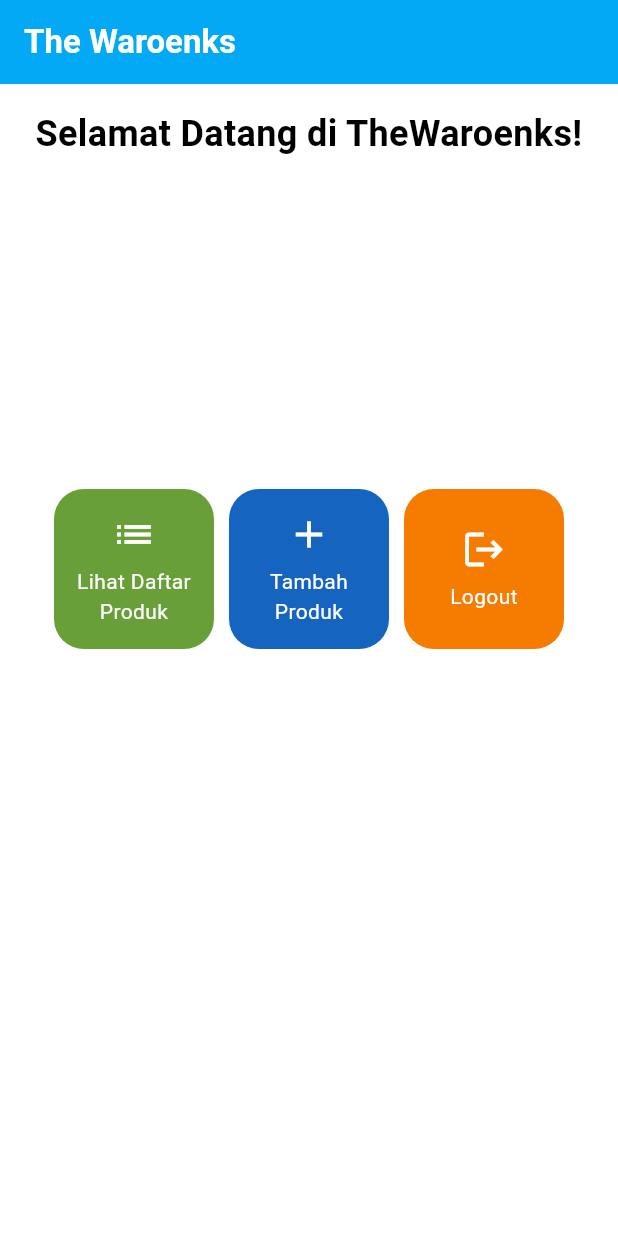
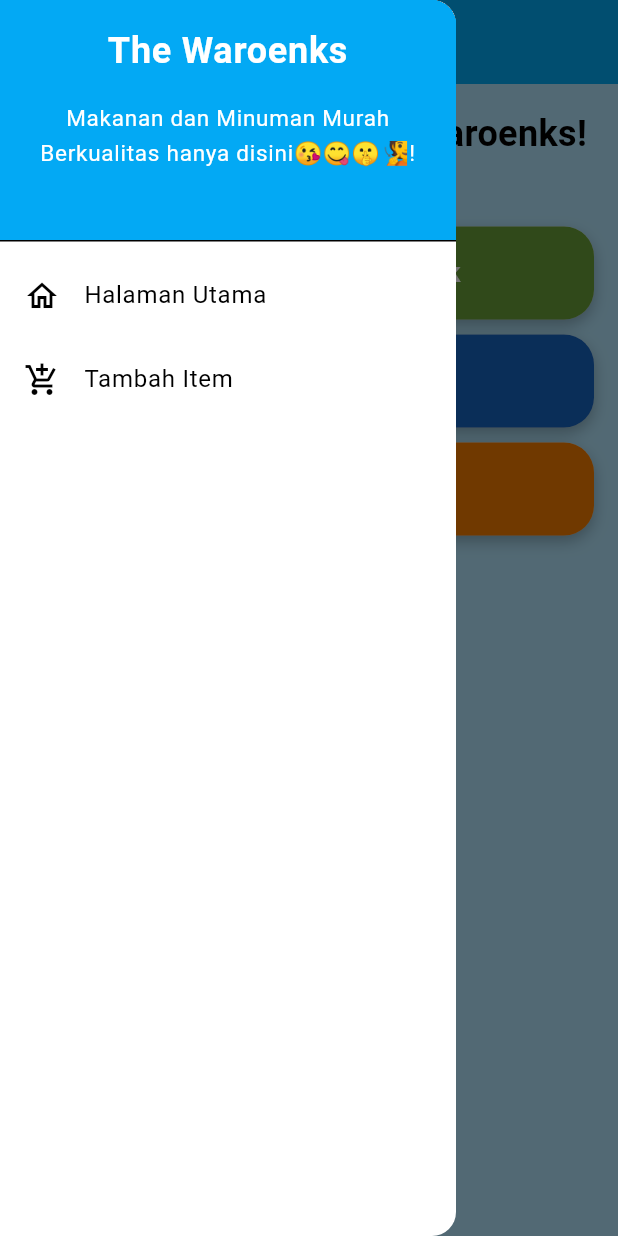
Before and after one commit to Faridhsbi/the-waroenks-mobile, a Flutter app: the screen it shows after launch, with the side drawer open (before the commit the screen has no drawer), on a phone screen of 412 x 824 dp. Run offline on Flutter 3.47's test engine with Material 3 defaults, Android fonts, the phone set to English and light mode, and no system bars.

Commit message:
feat: Finished Tugas 8

```diff
--- a/lib/main.dart
+++ b/lib/main.dart
@@ -1,5 +1,5 @@
 import 'package:flutter/material.dart';
-import 'package:the_waroenks/menu.dart';
+import 'package:the_waroenks/screens/menu.dart';
 void main() {
   runApp(const MyApp());
 }
@@ -31,8 +31,11 @@
       colorScheme: ColorScheme.fromSwatch(
             primarySwatch: Colors.lightBlue,
       ).copyWith(secondary: Colors.lightBlue[600]),
+
+      scaffoldBackgroundColor: Colors.lightBlue[100], // Set background color
       ),
       home: MyHomePage(),
+      debugShowCheckedModeBanner: false
     );
   }
 }
--- a/lib/menu.dart
+++ /dev/null
@@ -1,111 +0,0 @@
-import 'package:flutter/material.dart';
-
-class MyHomePage extends StatelessWidget {
-  MyHomePage({super.key});
-
-  final List<ItemHomepage> items = [
-    ItemHomepage("Lihat Daftar Produk", Icons.list, Colors.lightGreen.shade700),
-    ItemHomepage("Tambah Produk", Icons.add, Colors.blue.shade800),
-    ItemHomepage("Logout", Icons.logout, Colors.orange.shade700),
-  ];
-
-  @override
-  Widget build(BuildContext context) {
-    return Scaffold(
-      appBar: AppBar(
-        title: const Text( 'The Waroenks',
-          style: TextStyle(
-            color: Colors.white,
-            fontWeight: FontWeight.bold,
-          ),
-        ),
-        backgroundColor: Theme.of(context).colorScheme.primary,
-      ),
-      body: Padding(
-        padding: const EdgeInsets.all(16.0),
-        child: Center(
-          child: Column(
-            children: [
-              // Menambahkan judul
-              const Text(
-                "Selamat Datang di TheWaroenks!",
-                style: TextStyle(
-                  fontSize: 24,
-                  fontWeight: FontWeight.bold,
-                ),
-                textAlign: TextAlign.center,
-              ),
-              const SizedBox(height: 200), // Space between title and grid
-              Expanded(
-                child: GridView.count(
-                  primary: true,
-                  padding: const EdgeInsets.all(20),
-                  crossAxisSpacing: 10,
-                  mainAxisSpacing: 10,
-                  crossAxisCount: 3,
-                  shrinkWrap: true,
-                  children: items.map((ItemHomepage item) {
-                    return ItemCard(item);
-                  }).toList(),
-                ),
-              ),
-            ],
-          ),
-        ),
-      ),
-    );
-  }
-}
-
-class ItemHomepage {
-  final String name;
-  final IconData icon;
-  final Color color;
-
-  ItemHomepage(this.name, this.icon, this.color);
-
-}
-
-class ItemCard extends StatelessWidget {
-  final ItemHomepage item;
-
-  const ItemCard(this.item, {super.key});
-
-  @override
-  Widget build(BuildContext context) {
-    return Material(
-      color: item.color,
-      borderRadius: BorderRadius.circular(20),
-      child: InkWell(
-        onTap: () {
-          ScaffoldMessenger.of(context)
-            ..hideCurrentSnackBar()
-            ..showSnackBar(
-              SnackBar(content: Text("Kamu telah menekan tombol ${item.name}!")),
-            );
-        },
-        child: Container(
-          padding: const EdgeInsets.all(8),
-          child: Center(
-            child: Column(
-              mainAxisAlignment: MainAxisAlignment.center,
-              children: [
-                Icon(
-                  item.icon,
-                  color: Colors.white,
-                  size: 30.0,
-                ),
-                const Padding(padding: EdgeInsets.all(3)),
-                Text(
-                  item.name,
-                  textAlign: TextAlign.center,
-                  style: const TextStyle(color: Colors.white),
-                ),
-              ],
-            ),
-          ),
-        ),
-      ),
-    );
-  }
-}
--- /dev/null
+++ b/lib/screens/menu.dart
@@ -0,0 +1,61 @@
+import 'package:flutter/material.dart';
+import 'package:the_waroenks/widgets/left_drawer.dart';
+import 'package:the_waroenks/widgets/product_card.dart';
+
+class MyHomePage extends StatelessWidget {
+  MyHomePage({super.key});
+
+  final List<ItemHomepage> items = [
+    ItemHomepage("Lihat Daftar Produk", Icons.list, Colors.lightGreen.shade700),
+    ItemHomepage("Tambah Item", Icons.add_circle_outline, Colors.blue.shade800),
+    ItemHomepage("Logout", Icons.logout, Colors.orange.shade700),
+  ];
+
+  @override
+  Widget build(BuildContext context) {
+    return Scaffold(
+      appBar: AppBar(
+        title: const Text(
+          'The Waroenks',
+          style: TextStyle(
+            color: Colors.white,
+            fontWeight: FontWeight.bold,
+          ),
+        ),
+        iconTheme: IconThemeData(color: Colors.white),
+        backgroundColor: Theme.of(context).colorScheme.primary,
+      ),
+      drawer: const LeftDrawer(),
+      body: Padding(
+        padding: const EdgeInsets.all(16.0),
+        child: Center(
+          child: Column(
+            children: [
+              // Menambahkan judul
+              const Text(
+                "Selamat Datang di The Waroenks!",
+                style: TextStyle(
+                  fontSize: 24,
+                  fontWeight: FontWeight.bold,
+                ),
+                textAlign: TextAlign.center,
+              ),
+              const SizedBox(height: 40), // Space between title and buttons
+              Expanded(
+                child: ListView.builder(
+                  itemCount: items.length,
+                  itemBuilder: (context, index) {
+                    return Padding(
+                      padding: const EdgeInsets.symmetric(vertical: 5.0),
+                      child: ItemCard(items[index]),
+                    );
+                  },
+                ),
+              ),
+            ],
+          ),
+        ),
+      ),
+    );
+  }
+}
--- /dev/null
+++ b/lib/widgets/left_drawer.dart
@@ -0,0 +1,69 @@
+import 'package:flutter/material.dart';
+import 'package:the_waroenks/screens/menu.dart';
+import 'package:the_waroenks/screens/productentry_form.dart';
+// TODO: Impor halaman productEntryFormPage jika sudah dibuat
+class LeftDrawer extends StatelessWidget {
+  const LeftDrawer({super.key});
+
+  @override
+  Widget build(BuildContext context) {
+    return Drawer(
+      child: ListView(
+        children: [
+          DrawerHeader(
+            decoration: BoxDecoration(
+              color: Theme.of(context).colorScheme.primary,
+            ),
+            child: const Column(
+              children: [
+                Text(
+                  'The Waroenks',
+                  textAlign: TextAlign.center,
+                  style: TextStyle(
+                    fontSize: 24,
+                    fontWeight: FontWeight.bold,
+                    color: Colors.white,
+                  ),
+                ),
+                Padding(padding: EdgeInsets.all(8)),
+                Text(
+                  "Makanan dan Minuman Murah Berkualitas hanya disini😘😋🤫🧏!",
+                  textAlign: TextAlign.center,
+                  style: TextStyle(
+                    fontSize: 15,
+                    fontWeight: FontWeight.normal,
+                    color: Colors.white,
+                  ),
+                ),
+              ],
+            ),
+          ),
+            ListTile(
+              leading: const Icon(Icons.home_outlined),
+              title: const Text('Halaman Utama'),
+              // Bagian redirection ke MyHomePage
+              onTap: () {
+                Navigator.pushReplacement(
+                    context,
+                    MaterialPageRoute(
+                      builder: (context) => MyHomePage(),
+                    ));
+              },
+            ),
+            ListTile(
+              leading: const Icon(Icons.add_shopping_cart),
+              title: const Text('Tambah Item'),
+              // Bagian redirection ke productEntryFormPage
+              onTap: () {
+                Navigator.push(
+                  context,
+                  MaterialPageRoute(
+                    builder: (context) => ProductEntryFormPage(),
+                  ));
+              },
+            ),
+        ],
+      ),
+    );
+  }
+}
--- /dev/null
+++ b/lib/widgets/product_card.dart
@@ -0,0 +1,76 @@
+import 'package:flutter/material.dart';
+import 'package:the_waroenks/screens/productentry_form.dart';
+
+class ItemHomepage {
+  final String name;
+  final IconData icon;
+  final Color color;
+
+  ItemHomepage(this.name, this.icon, this.color);
+}
+
+class ItemCard extends StatelessWidget {
+  final ItemHomepage item;
+
+  const ItemCard(this.item, {super.key});
+
+  @override
+  Widget build(BuildContext context) {
+    return Material(
+      borderRadius: BorderRadius.circular(20),
+      child: InkWell(
+        borderRadius: BorderRadius.circular(20),
+        onTap: () {
+          ScaffoldMessenger.of(context)
+            ..hideCurrentSnackBar()
+            ..showSnackBar(
+              SnackBar(content: Text("Kamu telah menekan tombol ${item.name}!")),
+            );
+
+          if (item.name == "Tambah Item") {
+            Navigator.push(
+              context,
+              MaterialPageRoute(
+                builder: (context) => ProductEntryFormPage(),
+              ),
+            );
+          }
+        },
+        child: Container(
+          padding: const EdgeInsets.all(16), // Increased padding
+          decoration: BoxDecoration(
+            color: item.color,
+            borderRadius: BorderRadius.circular(20),
+            boxShadow: const [
+              BoxShadow(
+                color: Colors.black26,
+                blurRadius: 8.0,
+                offset: Offset(0, 4), // Shadow position
+              ),
+            ],
+          ),
+          child: Row(
+            mainAxisAlignment: MainAxisAlignment.center,
+            children: [
+              Icon(
+                item.icon,
+                color: Colors.white,
+                size: 30.0,
+              ),
+              const SizedBox(width: 10), // Space between icon and text
+              Text(
+                item.name,
+                textAlign: TextAlign.center,
+                style: const TextStyle(
+                  color: Colors.white,
+                  fontSize: 18, //  font size
+                  fontWeight: FontWeight.bold, // Bold text
+                ),
+              ),
+            ],
+          ),
+        ),
+      ),
+    );
+  }
+}
```
Also changed, not shown: lib/screens/productentry_form.dart (added, +206 -0 lines), 1 other file.
